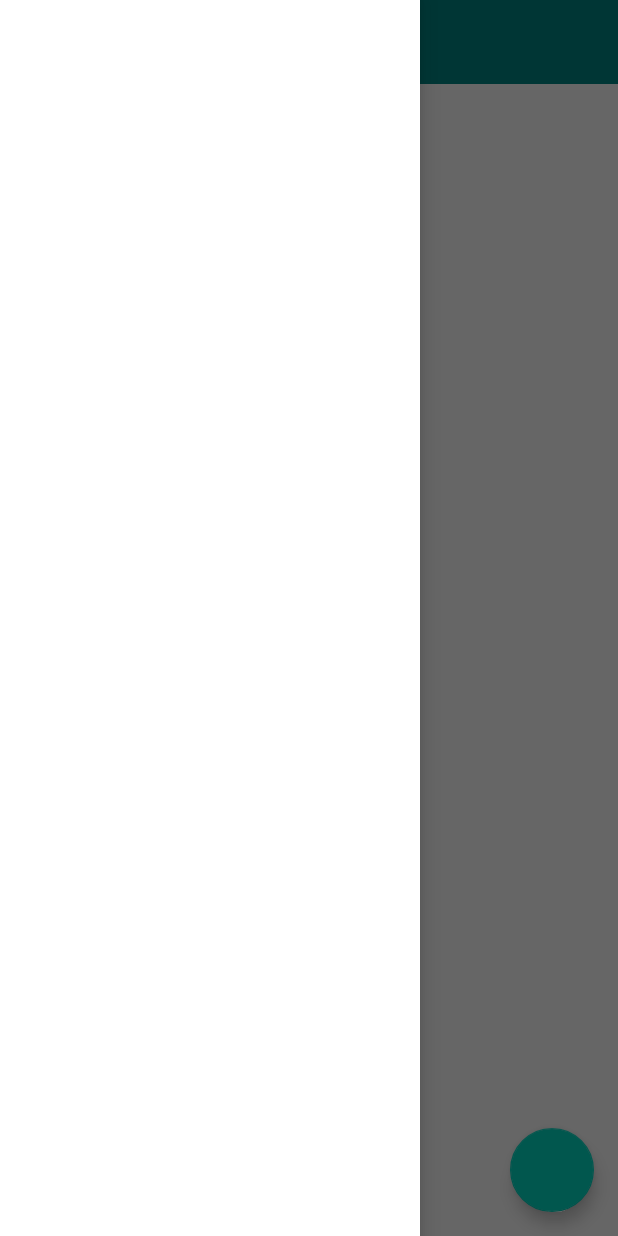
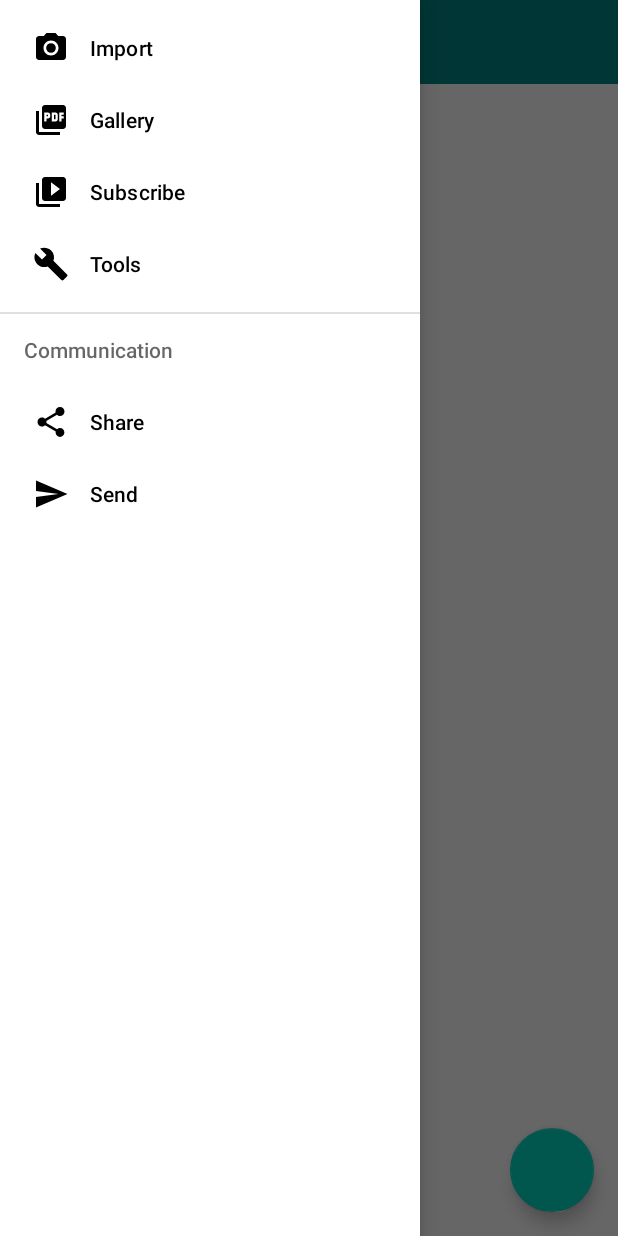
Before and after one commit to feras272/Week05Day04HW_Drawer, an Android app: the screen it shows after launch (MainActivity), with the side drawer open, on a phone screen of 412 x 824 dp. Run offline under Robolectric (Android 15) with nearby library versions, the phone set to English and light mode, and no system bars; 1 statement that could not run was skipped.

Commit message:
finishing the menu layout for the id, icon, titles and their strings.xml file resource

```diff
--- a/app/src/main/res/layout/activity_main.xml
+++ b/app/src/main/res/layout/activity_main.xml
@@ -36,7 +36,8 @@
         android:id="@+id/nav_view_activity_main"
         android:layout_width="wrap_content"
         android:layout_height="match_parent"
-        android:layout_gravity="start"/>
+        android:layout_gravity="start"
+        app:menu="@menu/drawer_menu"/>
 
 
 
--- a/app/src/main/res/menu/drawer_menu.xml
+++ b/app/src/main/res/menu/drawer_menu.xml
@@ -1,6 +1,37 @@
 <?xml version="1.0" encoding="utf-8"?>
 <menu xmlns:android="http://schemas.android.com/apk/res/android">
 
+    <item
+        android:id="@+id/camera_import"
+        android:icon="@drawable/ic_baseline_camera_24"
+        android:title="@string/camera_import"/>
 
+    <item
+        android:id="@+id/gallery"
+        android:icon="@drawable/ic_baseline_gallery_24"
+        android:title="@string/gallery"/>
+
+    <item
+        android:id="@+id/subscribe"
+        android:icon="@drawable/ic_baseline_subscribe_24"
+        android:title="@string/subscibe"/>
+
+    <item
+        android:id="@+id/tools"
+        android:icon="@drawable/ic_baseline_tools_24"
+        android:title="@string/tools"/>
+
+    <item android:title="@string/communication">
+        <menu>
+            <item
+                android:id="@+id/share"
+                android:icon="@drawable/ic_baseline_share_24"
+                android:title="@string/share"/>
+            <item
+                android:id="@+id/send"
+                android:icon="@drawable/ic_baseline_send_24"
+                android:title="@string/send"/>
+        </menu>
+    </item>
 
 </menu>
--- a/app/src/main/res/values/strings.xml
+++ b/app/src/main/res/values/strings.xml
@@ -2,4 +2,11 @@
     <string name="app_name">Week05Day04HW</string>
     <string name="home">Home</string>
     <string name="logout">Log out</string>
+    <string name="camera_import">Import</string>
+    <string name="gallery">Gallery</string>
+    <string name="subscibe">Subscribe</string>
+    <string name="tools">Tools</string>
+    <string name="communication">Communication</string>
+    <string name="share">Share</string>
+    <string name="send">Send</string>
 </resources>
```
